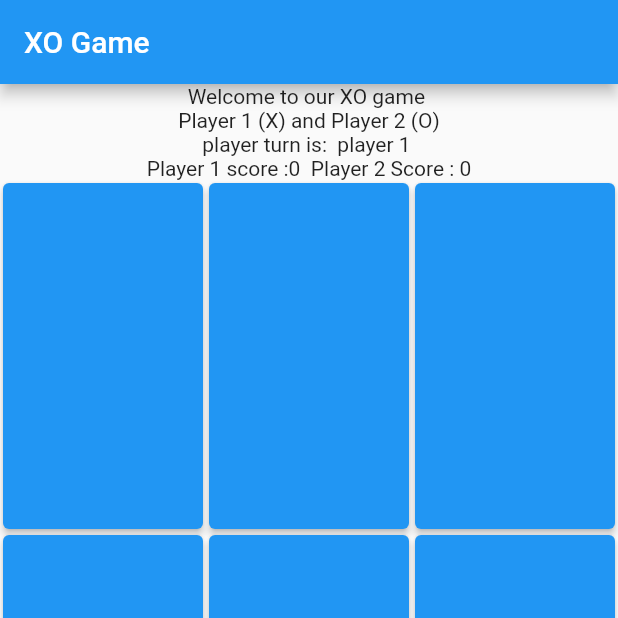
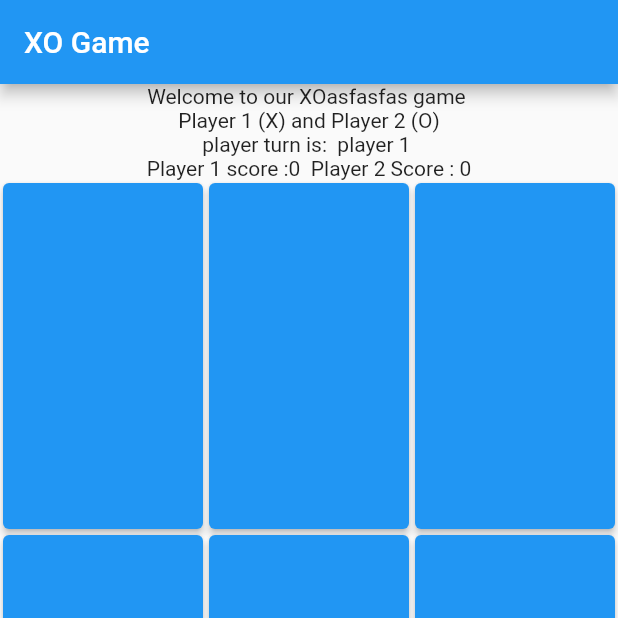
Before and after one commit to mohamedAdel500/XoGame, a Flutter app: the screen it shows after launch, on a phone screen of 412 x 824 dp, the top half of it. Run offline on Flutter 3.47's test engine with Material 2 defaults, Android fonts, the phone set to English and light mode, and no system bars.

Commit message:
edit name of the game

```diff
--- a/lib/XOBoard.dart
+++ b/lib/XOBoard.dart
@@ -13,7 +13,7 @@ class BoardState extends State {
       children: [
         Column(
           children: [
-            Text('Welcome to our XO game '),
+            Text('Welcome to our XOasfasfas game '),
             Text('Player 1 (X) and Player 2 (O)'),
             Text(
                 'player turn is:  ${playingCounter % 2 != 0 ? 'player 1 ' : 'player 2 '}'),
```
